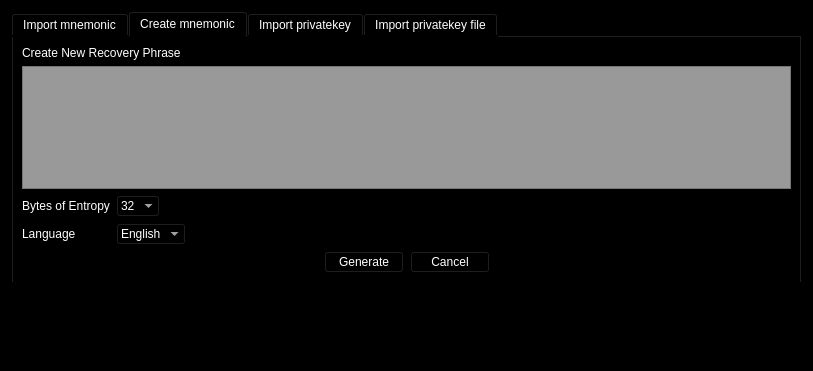
First picture: the form in src/qt/forms/mnemonicdialog.ui, repository duality-solutions/Dynamic, before the edit.
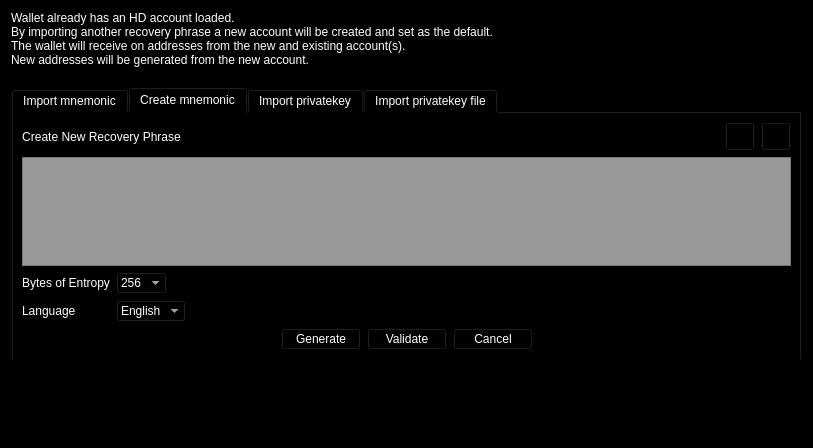
Second picture: the form after the edit. The open tabs and pages were chosen to show the change. Icons and pictures are not drawn.

Commit message: [Mnemonic GUI] Wire up import and create mnemonic tabs. WIP

```diff
--- a/src/qt/forms/mnemonicdialog.ui
+++ b/src/qt/forms/mnemonicdialog.ui
@@ -7,7 +7,7 @@
     <x>0</x>
     <y>0</y>
     <width>813</width>
-    <height>371</height>
+    <height>448</height>
    </rect>
   </property>
   <property name="windowTitle">
@@ -18,7 +18,7 @@
 color: rgb(255, 255, 255);</string>
   </property>
   <layout class="QGridLayout" name="gridLayout">
-   <item row="1" column="0">
+   <item row="2" column="0">
     <widget class="QTextBrowser" name="textBrowser">
      <property name="palette">
       <palette>
@@ -208,7 +208,7 @@
      </property>
     </widget>
    </item>
-   <item row="0" column="0">
+   <item row="1" column="0">
     <widget class="QTabWidget" name="tabWidget">
      <property name="currentIndex">
       <number>0</number>
@@ -380,11 +380,71 @@
        <item row="0" column="0">
         <layout class="QVBoxLayout" name="verticalLayout_2">
          <item>
-          <widget class="QLabel" name="label_9">
-           <property name="text">
-            <string>Create New Recovery Phrase</string>
-           </property>
-          </widget>
+          <layout class="QHBoxLayout" name="horizontalLayoutzz">
+           <item>
+            <widget class="QLabel" name="labelzz">
+             <property name="text">
+              <string>Create New Recovery Phrase</string>
+             </property>
+             <property name="alignment">
+              <set>Qt::AlignCenter</set>
+             </property>
+            </widget>
+           </item>
+           <item>
+            <spacer name="horizontalSpacer">
+             <property name="orientation">
+              <enum>Qt::Horizontal</enum>
+             </property>
+             <property name="sizeHint" stdset="0">
+              <size>
+               <width>40</width>
+               <height>20</height>
+              </size>
+             </property>
+            </spacer>
+           </item>
+           <item>
+            <widget class="QToolButton" name="toolButtonCreateMnemonic_Copy">
+             <property name="toolTip">
+              <string>Copy to clipboard</string>
+             </property>
+             <property name="text">
+              <string/>
+             </property>
+             <property name="icon">
+              <iconset resource="../dynamic.qrc">
+               <normaloff>:/icons/drk/editcopy</normaloff>:/icons/drk/editcopy</iconset>
+             </property>
+             <property name="iconSize">
+              <size>
+               <width>22</width>
+               <height>22</height>
+              </size>
+             </property>
+            </widget>
+           </item>
+           <item>
+            <widget class="QToolButton" name="toolButtonCreateMnemonic_Clear">
+             <property name="toolTip">
+              <string>Clear</string>
+             </property>
+             <property name="text">
+              <string/>
+             </property>
+             <property name="icon">
+              <iconset resource="../dynamic.qrc">
+               <normaloff>:/icons/drk/remove</normaloff>:/icons/drk/remove</iconset>
+             </property>
+             <property name="iconSize">
+              <size>
+               <width>22</width>
+               <height>22</height>
+              </size>
+             </property>
+            </widget>
+           </item>
+          </layout>
          </item>
          <item>
           <widget class="QTextEdit" name="textEdit">
@@ -412,7 +472,12 @@
              </property>
              <item>
               <property name="text">
-               <string>32</string>
+               <string>256</string>
+              </property>
+             </item>
+             <item>
+              <property name="text">
+               <string>128</string>
               </property>
              </item>
             </widget>
@@ -470,7 +535,14 @@
             </widget>
            </item>
            <item>
-            <widget class="QPushButton" name="pushButtonMnemonicCancel">
+            <widget class="QPushButton" name="pushButtonCreateMnemonic_Validate">
+             <property name="text">
+              <string>Validate</string>
+             </property>
+            </widget>
+           </item>
+           <item>
+            <widget class="QPushButton" name="pushButtonCreateMnemonic_Cancel">
              <property name="sizePolicy">
               <sizepolicy hsizetype="Fixed" vsizetype="Fixed">
                <horstretch>0</horstretch>
@@ -802,6 +874,23 @@
      </widget>
     </widget>
    </item>
+   <item row="0" column="0">
+    <widget class="QLabel" name="label_12">
+     <property name="text">
+      <string>Wallet already has an HD account loaded.
+By importing another recovery phrase a new account will be created and set as the default.
+The wallet will receive on addresses from the new and existing account(s).
+New addresses will be generated from the new account.
+</string>
+     </property>
+     <property name="textFormat">
+      <enum>Qt::AutoText</enum>
+     </property>
+     <property name="wordWrap">
+      <bool>true</bool>
+     </property>
+    </widget>
+   </item>
   </layout>
  </widget>
  <resources>
```
Left out of the diff: 69 changed lines with no effect on the pictures. The commit also changes 3 other files.
